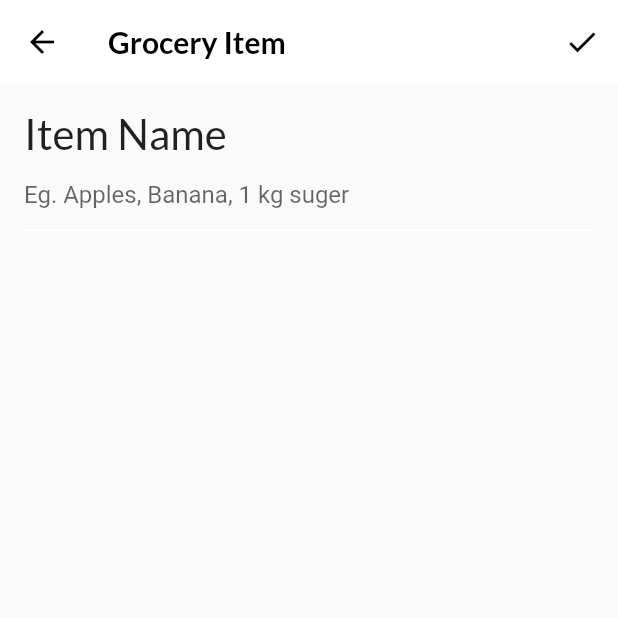
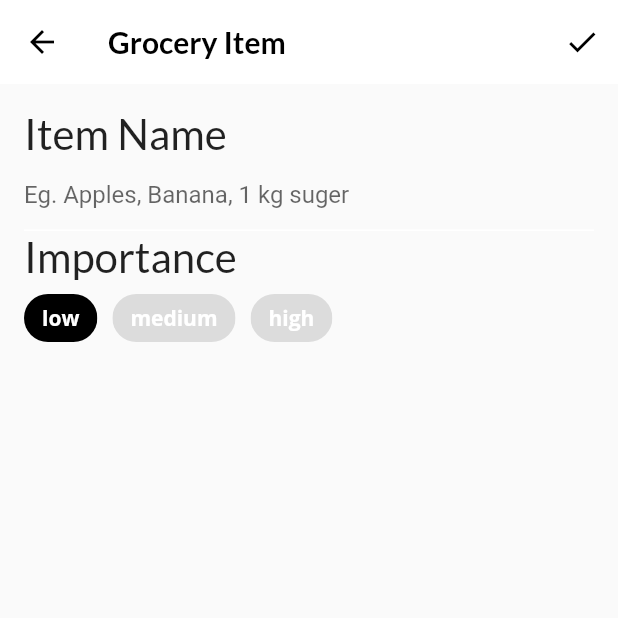
Before and after one commit to pcpscollege/pcpsfoodies, a Flutter app: the GroceryItemScreen screen opened directly with empty values, on a phone screen of 412 x 824 dp, the top half of it. Run offline on Flutter 3.47's test engine with Material 2 defaults, Android fonts, the phone set to English and light mode, and no system bars; our stand-ins replace flutter_colorpicker, google_fonts; statements that could not run were skipped; project files that could hold a hidden picture were left out.

Commit message:
Importance Field Added

```diff
--- a/lib/screens/grocery_item_screen.dart
+++ b/lib/screens/grocery_item_screen.dart
@@ -83,6 +83,7 @@ class _GroceryItemScreenState extends State<GroceryItemScreen> {
             // Add name textfield
             buildNameField(),
             // Add importance selection
+            buildImportanceField(),
             // Add date picker
             // Add time picker
             // Add color picker
@@ -99,10 +100,7 @@ class _GroceryItemScreenState extends State<GroceryItemScreen> {
     return Column(
       crossAxisAlignment: CrossAxisAlignment.start,
       children: [
-        Text(
-          'Item Name',
-          style: GoogleFonts.lato(fontSize: 28.0),
-        ),
+        fieldLabel('Item Name'),
         TextField(
           controller: _nameController,
           cursorColor: _currentColor,
@@ -122,9 +120,64 @@ class _GroceryItemScreenState extends State<GroceryItemScreen> {
       ],
     );
   }
+
   // Add buildImportanceField()
+  Widget buildImportanceField() {
+    return Column(
+      crossAxisAlignment: CrossAxisAlignment.start,
+      children: [
+        fieldLabel('Importance'),
+        Wrap(
+          spacing: 10.0,
+          children: [
+            ChoiceChip(
+              selectedColor: Colors.black,
+              label: const Text(
+                'low',
+                style: TextStyle(color: Colors.white),
+              ),
+              selected: _importance == Importance.low,
+              onSelected: (selected) {
+                setState(() => _importance = Importance.low);
+              },
+            ),
+            ChoiceChip(
+              selectedColor: Colors.black,
+              label: const Text(
+                'medium',
+                style: TextStyle(color: Colors.white),
+              ),
+              selected: _importance == Importance.medium,
+              onSelected: (selected) {
+                setState(() => _importance = Importance.medium);
+              },
+            ),
+            ChoiceChip(
+              selectedColor: Colors.black,
+              label: const Text(
+                'high',
+                style: TextStyle(color: Colors.white),
+              ),
+              selected: _importance == Importance.high,
+              onSelected: (selected) {
+                setState(() => _importance = Importance.high);
+              },
+            ),
+          ],
+        ),
+      ],
+    );
+  }
   // Add buildDateField()
   // Add buildTimeField()
   // Add buildColorPicker()
   // Add buildQuantityField()
+
+  // Add FieldLable()
+  Widget fieldLabel(String text) {
+    return Text(
+      text,
+      style: GoogleFonts.lato(fontSize: 28.0),
+    );
+  }
 }
```
